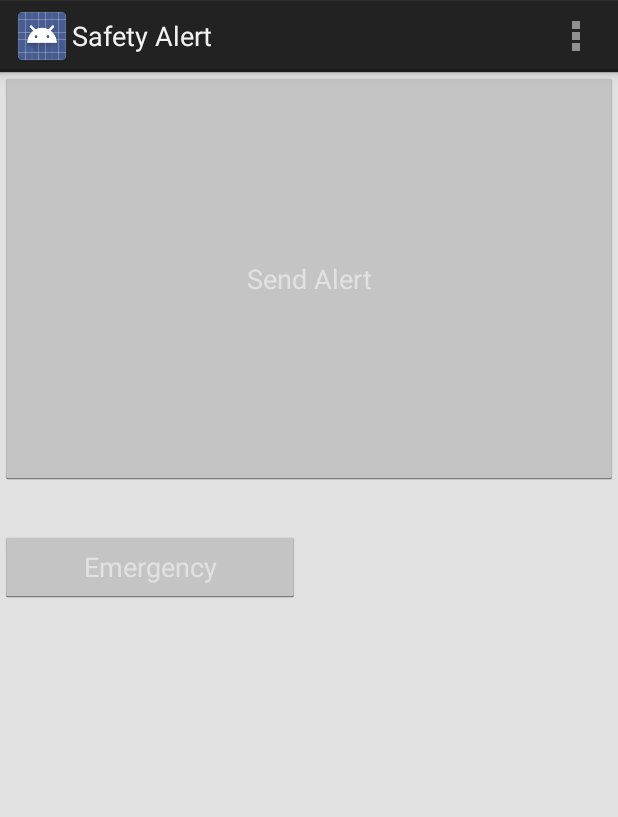
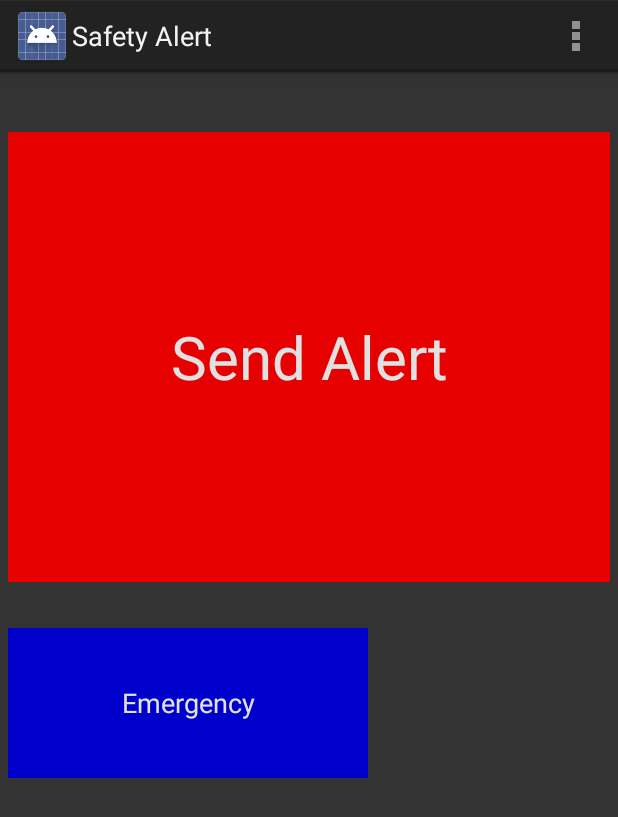
Before and after one commit to kheath/SafetyApp, an Android app: the screen it shows after launch (SMS), after a tap on "Send Alert", on a phone screen of 412 x 824 dp. Shown: the top 817 px of the screen. Run offline under Robolectric (Android 15) with nearby library versions, the phone set to English and light mode, and no system bars.

Commit message:
Added color and adjusted interface.  Also implemented checking for airplane mode

```diff
--- a/SMSMessaging/app/src/main/AndroidManifest.xml
+++ b/SMSMessaging/app/src/main/AndroidManifest.xml
@@ -3,7 +3,7 @@
     package="myfirstapp.example.com.sms" >
 
     <uses-sdk
-        android:minSdkVersion="14"
+        android:minSdkVersion="17"
         android:targetSdkVersion="19" />
 
     <uses-permission android:name="android.permission.ACCESS_FINE_LOCATION" />
--- a/SMSMessaging/app/src/main/java/myfirstapp/example/com/sms/SMS.java
+++ b/SMSMessaging/app/src/main/java/myfirstapp/example/com/sms/SMS.java
@@ -76,7 +76,14 @@ public class SMS extends Activity
             @Override
 			public void onClick(View v)
             {
-            	System.out.println(isAirplaneModeOn());
+            	if(isAirplaneModeOn(getApplicationContext())) {
+            		Toast toast = Toast.makeText(getBaseContext(),
+                            "Turn off Airplane Mode!",
+                            Toast.LENGTH_SHORT);
+                	toast.setGravity(Gravity.CENTER, 0, 0);
+                	toast.show();
+            	}
+            	else{
 
                 // check if GPS enabled
                 if(gps.canGetLocation()){
@@ -96,7 +103,8 @@ public class SMS extends Activity
                 {
                 	txtMessage = "Yarr matey, I be in a bit of a pickle.";
                 }
-                txtMessage = txtMessage + "\n Me location is - \nLat: " + latitude + "\nLong: " + longitude;
+                txtMessage = txtMessage + "\n Me location is - \n http://maps.google.com/maps?saddr="+latitude+","+longitude;
+                //txtMessage = txtMessage + "\n Me location is - \nLat: " + latitude + "\nLong: " + longitude;
 
                 if (isValidPhoneNumber(txtPhoneNo, getApplicationContext()))
                 {
@@ -123,6 +131,7 @@ public class SMS extends Activity
                 	toast.show();
                 }
 
+            }
             }
         });
 
@@ -270,9 +279,10 @@ public class SMS extends Activity
     * @param context
     * @return true if enabled.
     */
-    private static String isAirplaneModeOn() {
 
-       return Settings.Global.AIRPLANE_MODE_RADIOS;
+    public static boolean isAirplaneModeOn(Context context) {
+        return Settings.Global.getInt(context.getContentResolver(),
+                Settings.Global.AIRPLANE_MODE_ON, 0) != 0;
 
     }
 
--- /dev/null
+++ b/SMSMessaging/app/src/main/res/drawable/bluerectanglebutton.xml
@@ -0,0 +1,6 @@
+<?xml version="1.0" encoding="utf-8"?>
+    <shape xmlns:android="http://schemas.android.com/apk/res/android"
+        android:shape="rectangle">
+        <solid android:color="#0000CC"/>
+        <stroke android:width="2dp" android:color="#0000CC" />
+    </shape>
--- /dev/null
+++ b/SMSMessaging/app/src/main/res/drawable/greenrectanglebutton.xml
@@ -0,0 +1,6 @@
+<?xml version="1.0" encoding="utf-8"?>
+    <shape xmlns:android="http://schemas.android.com/apk/res/android"
+        android:shape="rectangle">
+        <solid android:color="#009900"/>
+        <stroke android:width="2dp" android:color="#009900" />
+    </shape>
--- /dev/null
+++ b/SMSMessaging/app/src/main/res/drawable/redrectanglebutton.xml
@@ -0,0 +1,6 @@
+<?xml version="1.0" encoding="utf-8"?>
+    <shape xmlns:android="http://schemas.android.com/apk/res/android"
+        android:shape="rectangle">
+        <solid android:color="#E60000"/>
+        <stroke android:width="2dp" android:color="#E60000" />
+    </shape>
--- a/SMSMessaging/app/src/main/res/layout/activity_sms.xml
+++ b/SMSMessaging/app/src/main/res/layout/activity_sms.xml
@@ -3,19 +3,21 @@
     android:orientation="vertical"
     android:layout_width="fill_parent"
     android:layout_height="fill_parent"
-    android:background="#e1e1e1"
+    android:background="#333333"
     >
 
     <Button
         android:id="@+id/btnSendSMS"
         android:layout_centerHorizontal="true"
-
+        android:background="@drawable/redrectanglebutton"
         android:gravity="center"
-        android:layout_marginTop="0dp"
+        android:layout_marginTop="40dp"
         android:layout_marginBottom="15dp"
+        android:layout_marginLeft="5dp"
+        android:layout_marginRight="5dp"
         android:layout_width="match_parent"
-        android:layout_height="275dp"
-
+        android:layout_height="300dp"
+        android:textSize="40sp"
 
         android:text="@string/send"
         android:textColor="#e1e1e1"
@@ -25,13 +27,15 @@
         android:id="@+id/btnOhShit"
         android:layout_below="@+id/btnSendSMS"
         android:layout_alignParentLeft="true"
-
+        android:background="@drawable/bluerectanglebutton"
         android:gravity="center"
 
         android:layout_marginTop="15dp"
         android:layout_marginBottom="30dp"
-        android:layout_width="200dp"
-        android:layout_height="wrap_content"
+        android:layout_marginLeft="5dp"
+        android:layout_marginRight="5dp"
+        android:layout_width="240dp"
+        android:layout_height="100dp"
 
 
         android:text="@string/ohShit"
@@ -44,11 +48,13 @@
         android:layout_toRightOf="@+id/btnOhShit"
         android:layout_alignParentRight="true"
         android:gravity="center"
-
+       android:background="@drawable/greenrectanglebutton"
         android:layout_marginTop="15dp"
         android:layout_marginBottom="30dp"
+        android:layout_marginLeft="5dp"
+        android:layout_marginRight="5dp"
         android:layout_width="0dp"
-        android:layout_height="wrap_content"
+        android:layout_height="100dp"
 
 
         android:text="@string/itsOkay"
```
